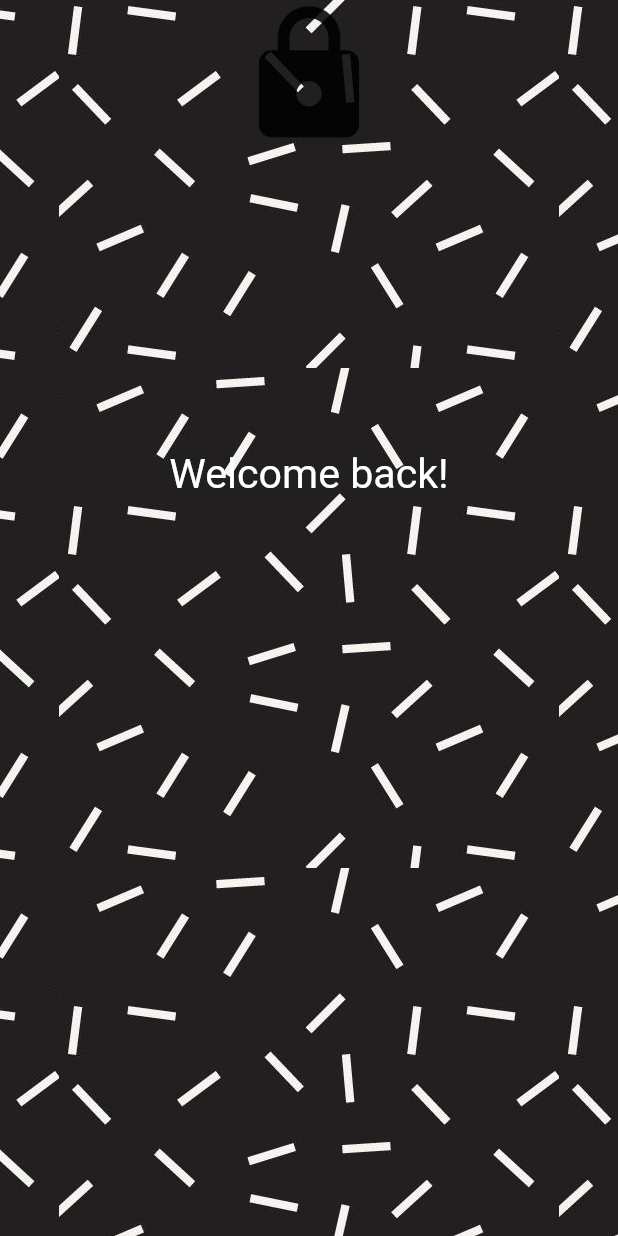
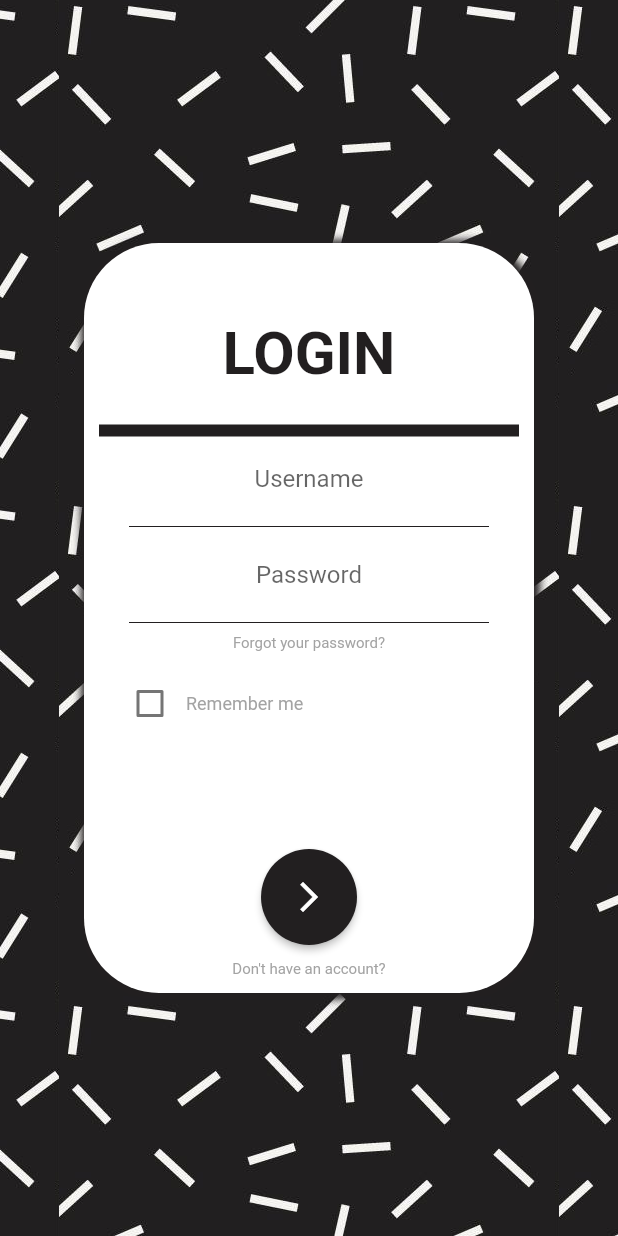
Before and after one commit to Lu555ak/CaffeApp-Admin, a Flutter app: the screen it shows after launch, after a tap on "GET STARTED", on a phone screen of 412 x 824 dp. Run offline on Flutter 3.47's test engine with Material 2 defaults, Android fonts, the light colour scheme and no system bars.

Commit message:
Added login page

```diff
--- a/lib/get_started_page.dart
+++ b/lib/get_started_page.dart
@@ -2,7 +2,7 @@ import 'package:flutter/material.dart';
 
 import 'login_page.dart';
 import 'utility/utility_functions.dart';
-import 'utility/colors.dart';
+import 'utility/constants.dart';
 import 'custom/background.dart';
 
 class GetStartedButton extends StatelessWidget {
--- a/lib/login_page.dart
+++ b/lib/login_page.dart
@@ -1,5 +1,5 @@
 import 'package:caffe_app/custom/background.dart';
-import 'package:caffe_app/utility/colors.dart';
+import 'package:caffe_app/utility/constants.dart';
 import 'package:caffe_app/utility/utility_functions.dart';
 import 'package:flutter/material.dart';
 
@@ -11,32 +11,135 @@ class LoginPage extends StatefulWidget {
 }
 
 class _LoginPageState extends State<LoginPage> {
+  bool? rememberMe = false;
+
   @override
   Widget build(BuildContext context) {
     return Scaffold(
-      body: Stack(
-        children: [
-          const Background(),
-          Center(
-            child: Column(
-              children: [
-                const Icon(Icons.lock, size: 100),
-                const SizedBox(height: 200),
-                Text(
-                  'Welcome back!',
-                  style: TextStyle(
-                    color: COLOR_WHITE,
-                    fontSize: ((screenSize(context).height *
-                            screenSize(context).width) /
-                        (screenSize(context).height * 10 +
-                            screenSize(context).width * 10)),
+      body: Stack(children: [
+        const Background(),
+        LayoutBuilder(
+            builder: (BuildContext context, BoxConstraints constraints) {
+          double localWidth = 300;
+          double localHeight = 500;
+          if (constraints.maxWidth <= 320) localWidth = 220;
+          if (constraints.maxHeight <= 600) localHeight = 420;
+          return Center(
+            child: Container(
+              width: localWidth,
+              height: localHeight,
+              padding: const EdgeInsets.all(10),
+              decoration: const BoxDecoration(
+                  color: Colors.white,
+                  borderRadius: BorderRadius.all(Radius.circular(50)),
+                  boxShadow: [
+                    BoxShadow(
+                        color: primaryColor,
+                        spreadRadius: 3,
+                        blurRadius: 4,
+                        offset: Offset(1, 1))
+                  ]),
+              child: Column(children: [
+                addVerticalSpace(40),
+                const Text("LOGIN",
+                    style: TextStyle(
+                        color: primaryColor,
+                        fontSize: 40,
+                        fontWeight: FontWeight.bold)),
+                addVerticalSpace(20),
+                const Divider(
+                  color: primaryColor,
+                  thickness: 8,
+                ),
+                TextFormField(
+                  textAlign: TextAlign.center,
+                  decoration: const InputDecoration(
+                    enabledBorder: InputBorder.none,
+                    focusedBorder: InputBorder.none,
+                    hintText: 'Username',
+                  ),
+                  autocorrect: false,
+                ),
+                const Divider(
+                  color: primaryColor,
+                  indent: 20,
+                  endIndent: 20,
+                ),
+                TextFormField(
+                  textAlign: TextAlign.center,
+                  decoration: const InputDecoration(
+                    enabledBorder: InputBorder.none,
+                    focusedBorder: InputBorder.none,
+                    hintText: 'Password',
+                  ),
+                  autocorrect: false,
+                  obscureText: true,
+                ),
+                const Divider(
+                  color: primaryColor,
+                  indent: 20,
+                  endIndent: 20,
+                ),
+                const Text("Forgot your password?",
+                    textAlign: TextAlign.left,
+                    style: TextStyle(
+                      color: subColor,
+                      fontSize: 10,
+                    )),
+                Padding(
+                  padding: const EdgeInsets.all(10.0),
+                  child: Row(
+                    children: [
+                      Checkbox(
+                        value: rememberMe,
+                        activeColor: primaryColor,
+                        onChanged: (value) {
+                          setState(() {
+                            rememberMe = value;
+                          });
+                        },
+                      ),
+                      const Text("Remember me",
+                          textAlign: TextAlign.left,
+                          style: TextStyle(
+                            color: subColor,
+                            fontSize: 12,
+                          )),
+                    ],
                   ),
                 ),
-              ],
+                const Expanded(child: SizedBox()),
+                Padding(
+                  padding: const EdgeInsets.only(bottom: 10),
+                  child: ElevatedButton(
+                    onPressed: () {},
+                    style: ButtonStyle(
+                      shape: MaterialStateProperty.all(const CircleBorder()),
+                      padding:
+                          MaterialStateProperty.all(const EdgeInsets.all(20)),
+                      backgroundColor: MaterialStateProperty.all(primaryColor),
+                      overlayColor:
+                          MaterialStateProperty.resolveWith<Color?>((states) {
+                        if (states.contains(MaterialState.pressed)) {
+                          return subColor;
+                        }
+                        return null;
+                      }),
+                    ),
+                    child: const Icon(Icons.arrow_forward_ios_sharp),
+                  ),
+                ),
+                const Text("Don't have an account?",
+                    textAlign: TextAlign.left,
+                    style: TextStyle(
+                      color: subColor,
+                      fontSize: 10,
+                    )),
+              ]),
             ),
-          ),
-        ],
-      ),
+          );
+        })
+      ]),
     );
   }
 }
--- a/lib/utility/colors.dart
+++ b/lib/utility/constants.dart
@@ -6,3 +6,7 @@ const COLOR_BLACK = Color.fromRGBO(0, 0, 0, 1);
 const COLOR_BROWN = Color.fromRGBO(143, 81, 10, 1);
 const COLOR_WHITE = Color.fromRGBO(255, 255, 255, 1);
 const COLOR_GREY = Color.fromRGBO(169, 169, 169, 1);
+
+const primaryColor = Color.fromRGBO(34, 31, 32, 1);
+const secondaryColor = Color.fromRGBO(255, 255, 255, 1);
+const subColor = Color.fromRGBO(141, 141, 141, 0.808);
--- a/lib/utility/utility_functions.dart
+++ b/lib/utility/utility_functions.dart
@@ -3,3 +3,15 @@ import 'package:flutter/material.dart';
 Size screenSize(BuildContext context) {
   return MediaQuery.of(context).size;
 }
+
+Widget addVerticalSpace(double height) {
+  return SizedBox(
+    height: height,
+  );
+}
+
+Widget addHorizontalSpace(double width) {
+  return SizedBox(
+    width: width,
+  );
+}
```
